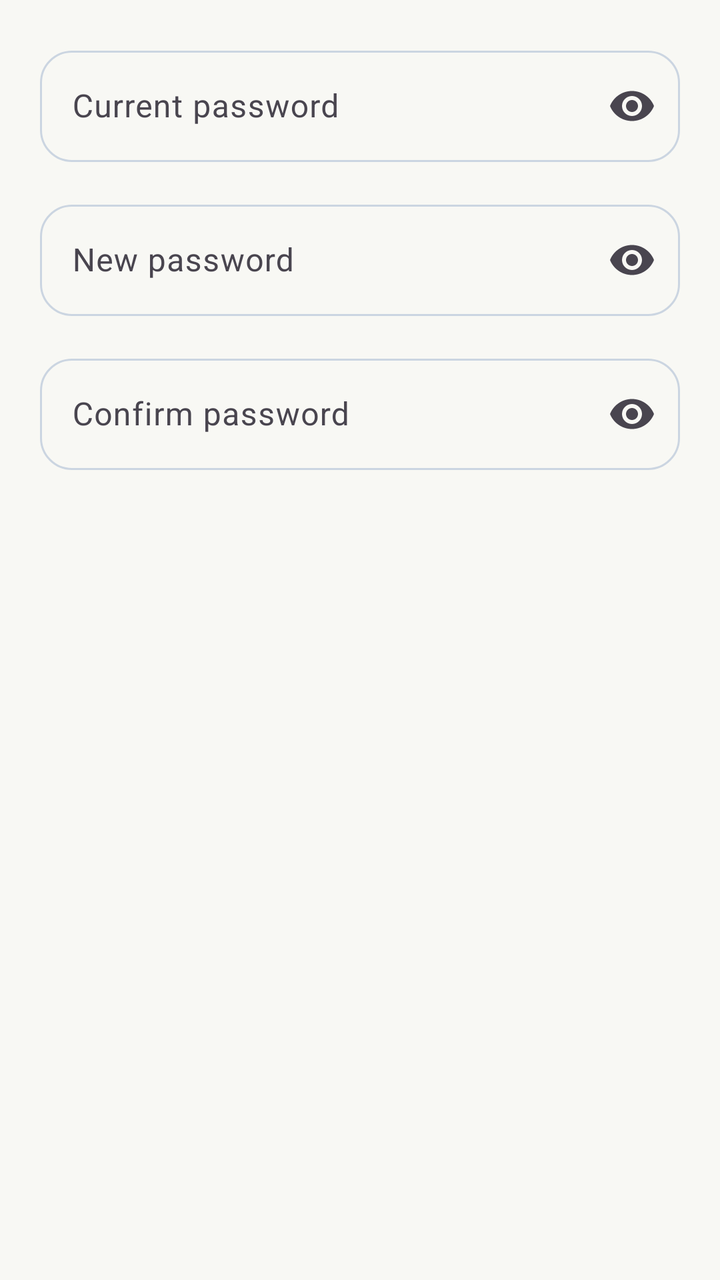
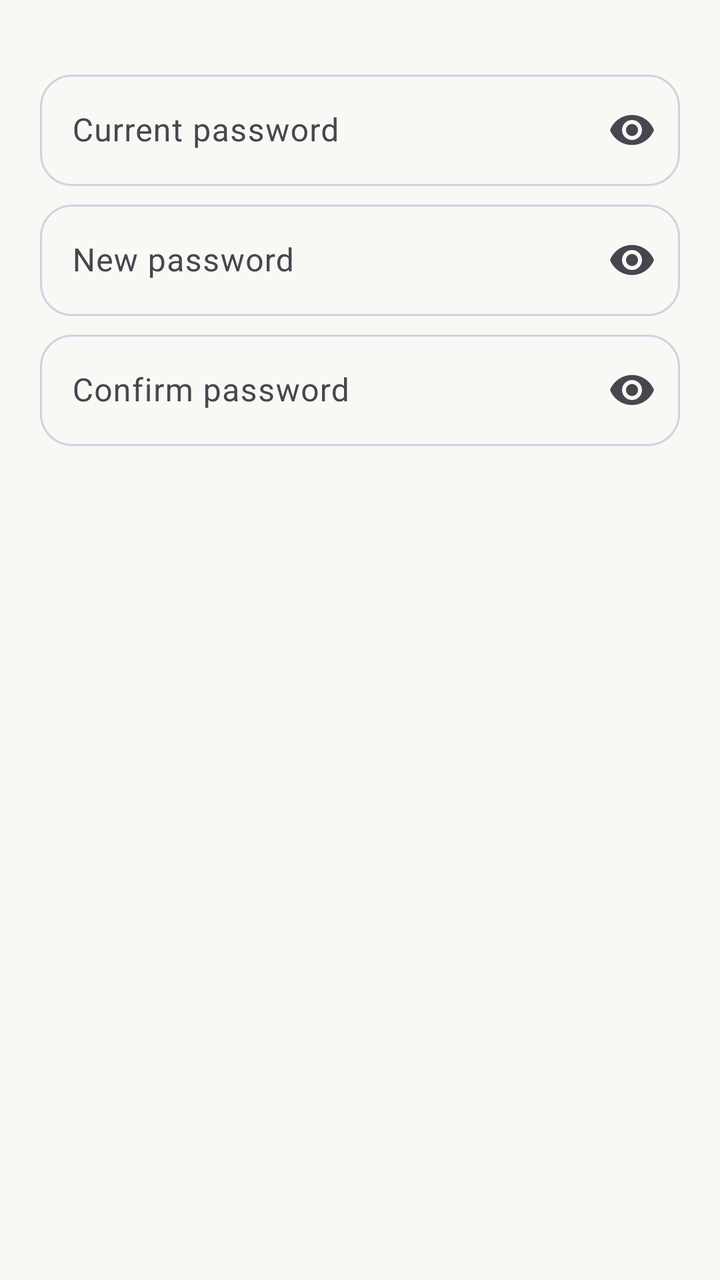

Before-and-after screenshots of an Android layout around one commit, followed by the original layout XML and the change that was made.
<!-- AndroidManifest.xml: application theme Theme.ChatApp -->
<!-- res/layout/dialog_change_password.xml -->
<?xml version="1.0" encoding="utf-8"?>
<ScrollView xmlns:android="http://schemas.android.com/apk/res/android"
    xmlns:app="http://schemas.android.com/apk/res-auto"
    android:layout_width="match_parent"
    android:layout_height="wrap_content"
    android:fillViewport="true"
    android:overScrollMode="ifContentScrolls">

    <LinearLayout
        android:layout_width="match_parent"
        android:layout_height="wrap_content"
        android:orientation="vertical"
        android:padding="20dp">
        
        <com.google.android.material.textfield.TextInputLayout
            android:id="@+id/layoutCurrentPassword"
            android:layout_width="match_parent"
            android:layout_height="wrap_content"
            android:hint="@string/current_password_change_password_account"
            app:boxBackgroundMode="outline"
            app:boxCornerRadiusTopStart="16dp"
            app:boxCornerRadiusTopEnd="16dp"
            app:boxCornerRadiusBottomStart="16dp"
            app:boxCornerRadiusBottomEnd="16dp"
            app:endIconMode="password_toggle">

            <com.google.android.material.textfield.TextInputEditText
                android:id="@+id/etCurrentPassword"
                android:layout_width="match_parent"
                android:layout_height="wrap_content"
                android:inputType="textPassword|textNoSuggestions"
                android:maxLines="1" />
        </com.google.android.material.textfield.TextInputLayout>

        <TextView
            android:id="@+id/tvCurrentPasswordErrorId"
            android:layout_width="match_parent"
            android:layout_height="wrap_content"
            android:text="@string/confirm_password_change_password_account"
            android:textColor="?attr/colorError"
            android:textSize="12sp"
            android:layout_marginStart="@dimen/spacing_small"
            android:layout_marginEnd="@dimen/spacing_small"
            android:layout_marginTop="2dp"
            android:visibility="gone" />

        

        <com.google.android.material.textfield.TextInputLayout
            android:id="@+id/layoutNewPassword"
            android:layout_width="match_parent"
            android:layout_height="wrap_content"
            android:layout_marginTop="16dp"
            android:hint="@string/new_password_change_password_account"
            app:boxBackgroundMode="outline"
            app:boxCornerRadiusTopStart="16dp"
            app:boxCornerRadiusTopEnd="16dp"
            app:boxCornerRadiusBottomStart="16dp"
            app:boxCornerRadiusBottomEnd="16dp"
            app:endIconMode="password_toggle">

            <com.google.android.material.textfield.TextInputEditText
                android:id="@+id/etNewPassword"
                android:layout_width="match_parent"
                android:layout_height="wrap_content"
                android:inputType="textPassword|textNoSuggestions"
                android:maxLines="1" />

        </com.google.android.material.textfield.TextInputLayout>

        <TextView
            android:id="@+id/tvNewPasswordErrorId"
            android:layout_width="match_parent"
            android:layout_height="wrap_content"
            android:text="@string/confirm_password_change_password_account"
            android:textColor="?attr/colorError"
            android:textSize="12sp"

            android:layout_marginStart="@dimen/spacing_small"
            android:layout_marginEnd="@dimen/spacing_small"
            android:layout_marginTop="2dp"

            android:visibility="gone" />

        

        <com.google.android.material.textfield.TextInputLayout
            android:id="@+id/layoutConfirmPassword"
            android:layout_width="match_parent"
            android:layout_height="wrap_content"
            android:layout_marginTop="16dp"
            android:hint="@string/confirm_password_change_password_account"
            app:boxBackgroundMode="outline"
            app:boxCornerRadiusTopStart="16dp"
            app:boxCornerRadiusTopEnd="16dp"
            app:boxCornerRadiusBottomStart="16dp"
            app:boxCornerRadiusBottomEnd="16dp"
            app:endIconMode="password_toggle">

            <com.google.android.material.textfield.TextInputEditText
                android:id="@+id/etConfirmPassword"
                android:layout_width="match_parent"
                android:layout_height="wrap_content"
                android:inputType="textPassword|textNoSuggestions"
                android:maxLines="1" />

        </com.google.android.material.textfield.TextInputLayout>

        <TextView
            android:id="@+id/tvConfirmPasswordErrorId"
            android:layout_width="match_parent"
            android:layout_height="wrap_content"
            android:text="@string/confirm_password_change_password_account"
            android:textColor="?attr/colorError"
            android:textSize="12sp"
            android:visibility="gone"
            android:layout_marginStart="@dimen/spacing_small"
            android:layout_marginEnd="@dimen/spacing_small"
            android:layout_marginTop="2dp" />
    </LinearLayout>
</ScrollView>
<!-- resources referenced by this layout -->
<resources>
  <dimen name="spacing_small">8dp</dimen>
  <string name="confirm_password_change_password_account">Confirm password</string>
  <string name="current_password_change_password_account">Current password</string>
  <string name="new_password_change_password_account">New password</string>
  <style name="Theme.ChatApp" parent="Base.Theme.ChatApp" />
  <style name="Base.Theme.ChatApp" parent="Theme.Material3.DayNight.NoActionBar">
  
          
          <item name="colorPrimary">
              @color/primary
          </item>
  
          <item name="colorOnPrimary">
              @color/on_primary
          </item>
  
  
          <item name="colorSecondary">
              @color/secondary
          </item>
  
          <item name="colorOnSecondary">
              @color/on_secondary
          </item>
  
  
          <item name="android:colorBackground">
              @color/background
          </item>
  
  
          <item name="colorSurface">
              @color/surface
          </item>
  
          <item name="colorOnSurface">
              @color/on_surface
          </item>
  
  
          <item name="colorError">
              @color/error
          </item>
  
          <item name="colorOnError">
              @color/on_error
          </item>
  
  
          <item name="colorOutline">
              @color/outline
          </item>
  
  
      </style>
  <color name="primary">#2563EB</color>
  <color name="on_primary">#FFFFFF</color>
  <color name="secondary">#38BDF8</color>
  <color name="on_secondary">#FFFFFF</color>
  <color name="background">#F8F8f4</color>
  <color name="surface">#FFFFFF</color>
  <color name="on_surface">#111827</color>
  <color name="error">#DC2626</color>
  <color name="on_error">#FFFFFF</color>
  <color name="outline">#CBD5E1</color>
</resources>

<!-- the commit's change to res/layout/dialog_change_password.xml (unified diff, before → after) -->
@@ -11,13 +11,50 @@
         android:layout_height="wrap_content"
         android:orientation="vertical"
         android:padding="20dp">
-        
+
+        <com.google.android.material.card.MaterialCardView
+            android:id="@+id/cardGeneralChangePasswordErrorId"
+            android:layout_width="match_parent"
+            android:layout_height="wrap_content"
+            android:layout_marginTop="@dimen/spacing_large"
+            app:cardBackgroundColor="?attr/colorSurface"
+            app:strokeColor="?attr/colorError"
+            app:strokeWidth="1dp"
+            app:cardElevation="0dp"
+            android:visibility="gone">
+
+            <LinearLayout
+                android:layout_width="match_parent"
+                android:layout_height="wrap_content"
+                android:orientation="horizontal"
+                android:padding="13dp">
+
+                <com.google.android.material.imageview.ShapeableImageView
+                    android:id="@+id/imgGeneralChangePasswordErrorId"
+                    android:layout_width="25dp"
+                    android:layout_height="25dp"
+                    android:src="@drawable/ic_cancel"
+                    android:layout_margin="3dp"
+                    android:backgroundTint="#603436"
+                    app:shapeAppearanceOverlay="@style/ShapeAppearance.ChatAppCircle" />
+
+                <TextView
+                    android:id="@+id/tvGeneralChangePasswordErrorId"
+                    android:layout_width="wrap_content"
+                    android:layout_height="wrap_content"
+                    android:textColor="?attr/colorError"
+                    android:layout_marginStart="@dimen/spacing_small"
+                    android:layout_margin="3dp" />
+            </LinearLayout>
+        </com.google.android.material.card.MaterialCardView>
+
         <com.google.android.material.textfield.TextInputLayout
             android:id="@+id/layoutCurrentPassword"
             android:layout_width="match_parent"
             android:layout_height="wrap_content"
             android:hint="@string/current_password_change_password_account"
             app:boxBackgroundMode="outline"
+            android:layout_marginTop="12dp"
             app:boxCornerRadiusTopStart="16dp"
             app:boxCornerRadiusTopEnd="16dp"
             app:boxCornerRadiusBottomStart="16dp"
@@ -44,13 +81,11 @@
             android:layout_marginTop="2dp"
             android:visibility="gone" />
 
-        
-
         <com.google.android.material.textfield.TextInputLayout
             android:id="@+id/layoutNewPassword"
             android:layout_width="match_parent"
             android:layout_height="wrap_content"
-            android:layout_marginTop="16dp"
+            android:layout_marginTop="4dp"
             android:hint="@string/new_password_change_password_account"
             app:boxBackgroundMode="outline"
             app:boxCornerRadiusTopStart="16dp"
@@ -79,16 +114,13 @@
             android:layout_marginStart="@dimen/spacing_small"
             android:layout_marginEnd="@dimen/spacing_small"
             android:layout_marginTop="2dp"
-
             android:visibility="gone" />
-
-        
 
         <com.google.android.material.textfield.TextInputLayout
             android:id="@+id/layoutConfirmPassword"
             android:layout_width="match_parent"
             android:layout_height="wrap_content"
-            android:layout_marginTop="16dp"
+            android:layout_marginTop="4dp"
             android:hint="@string/confirm_password_change_password_account"
             app:boxBackgroundMode="outline"
             app:boxCornerRadiusTopStart="16dp"
<!-- resource entries referenced after the edit -->
@@ -1,9 +1,17 @@
 <!-- resources referenced by this layout -->
 <resources>
+  <dimen name="spacing_large">24dp</dimen>
   <dimen name="spacing_small">8dp</dimen>
+  <!-- drawable ic_cancel (drawable) -->
+  <vector xmlns:android="http://schemas.android.com/apk/res/android" android:height="24dp" android:tint="#603436" android:viewportHeight="24" android:viewportWidth="24" android:width="24dp">
+        
+      <path android:fillColor="@android:color/white" android:pathData="M12,2C6.47,2 2,6.47 2,12s4.47,10 10,10 10,-4.47 10,-10S17.53,2 12,2zM17,15.59L15.59,17 12,13.41 8.41,17 7,15.59 10.59,12 7,8.41 8.41,7 12,10.59 15.59,7 17,8.41 13.41,12 17,15.59z"/>
+      
+  </vector>
   <string name="confirm_password_change_password_account">Confirm password</string>
   <string name="current_password_change_password_account">Current password</string>
   <string name="new_password_change_password_account">New password</string>
+  <style name="ShapeAppearance.ChatAppCircle" parent="ShapeAppearance.Material3.Corner.Full" />
   <style name="Theme.ChatApp" parent="Base.Theme.ChatApp" />
   <style name="Base.Theme.ChatApp" parent="Theme.Material3.DayNight.NoActionBar">
   
